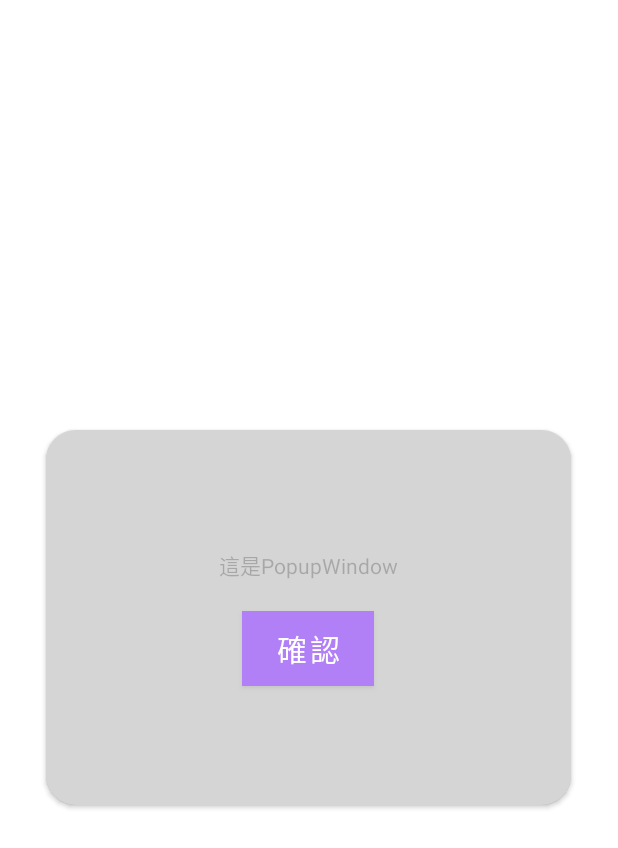
After one commit to tommychow14/IT314118_fyp, an Android app: the layout popupwindow_layout.xml on its own in the app's theme, with its tools: preview values and no code run, on a phone screen of 412 x 824 dp. The commit adds this screen. Shown: the top 848 px of the screen. Run offline under Robolectric (Android 15) with nearby library versions, the phone set to English and light mode, and no system bars.

Commit message:
add popup window

```diff
--- /dev/null
+++ b/app/src/main/res/layout/popupwindow_layout.xml
@@ -0,0 +1,45 @@
+<?xml version="1.0" encoding="utf-8"?>
+<RelativeLayout xmlns:android="http://schemas.android.com/apk/res/android"
+    xmlns:app="http://schemas.android.com/apk/res-auto"
+    android:layout_width="match_parent"
+    android:layout_height="match_parent">
+
+    <androidx.cardview.widget.CardView
+        android:layout_width="wrap_content"
+        android:layout_height="wrap_content"
+        android:layout_centerHorizontal="true"
+        android:layout_centerVertical="true"
+        android:gravity="center"
+        app:cardCornerRadius="20dp">
+
+        <LinearLayout
+            android:layout_width="350dp"
+            android:layout_height="250dp"
+            android:alpha="0.5"
+            android:background="#55000000"
+            android:gravity="center"
+            android:orientation="vertical">
+
+            <TextView
+                android:id="@+id/reset_pwd_resp"
+                android:layout_width="match_parent"
+                android:layout_height="wrap_content"
+                android:layout_margin="10dp"
+                android:gravity="center"
+                android:text="這是PopupWindow" />
+
+            <Button
+                android:id="@+id/btnConform"
+                android:layout_width="wrap_content"
+                android:layout_height="wrap_content"
+                android:layout_gravity="center_horizontal"
+                android:layout_margin="10dp"
+                android:background="#668cff"
+                android:text="確認"
+                android:textSize="20dp" />
+
+
+        </LinearLayout>
+    </androidx.cardview.widget.CardView>
+
+</RelativeLayout>
```
Also changed, not shown: app/src/main/java/com/example/it314118_fyp/viewController/home/CardListActivity.java (+35 -3 lines), app/src/main/res/layout/activity_card_list.xml (+17 -5 lines).
